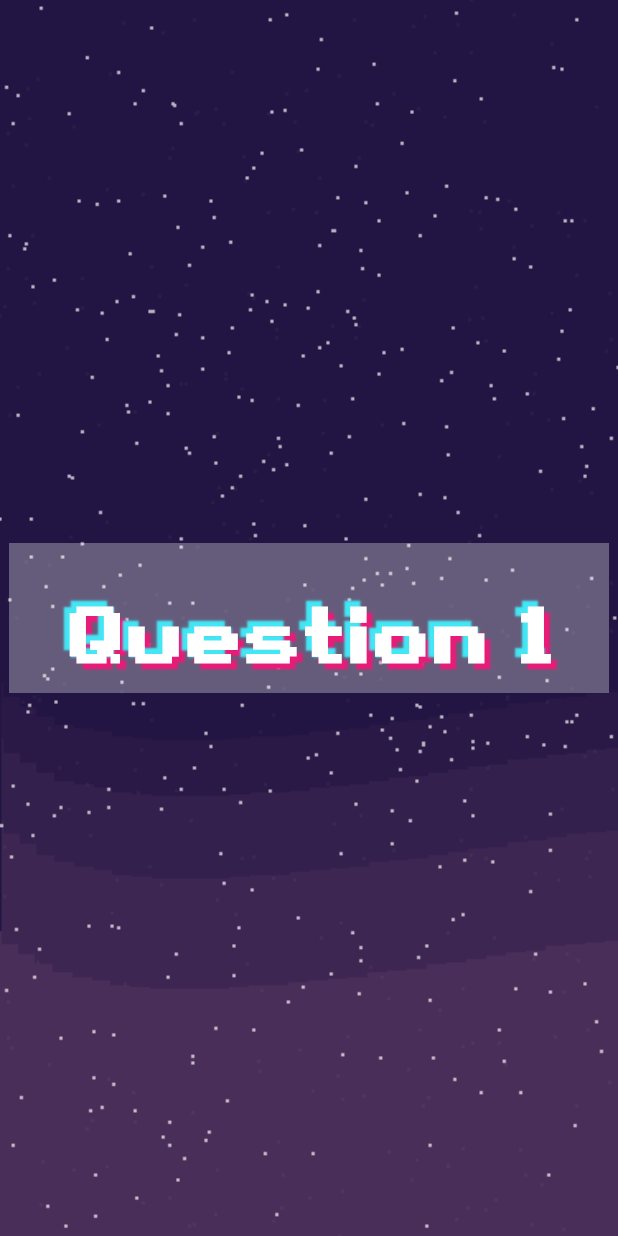
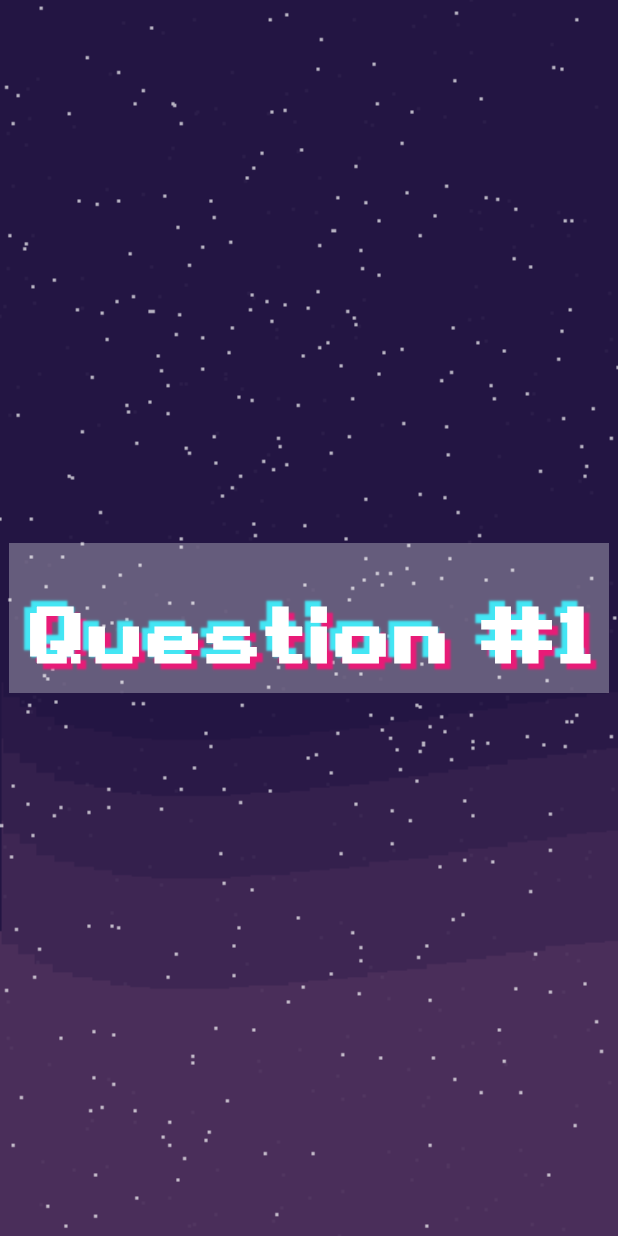
Before and after one commit to tnlong311/trivia-app, a Flutter app: the QuestionTitlePage screen opened by its route, on a phone screen of 412 x 824 dp. Run offline on Flutter 3.47's test engine with Material 2 defaults, Android fonts, the phone set to English and light mode, and no system bars; our stand-ins replace firebase_auth, firebase_core, firebase_database, get; accounts and stored records are empty.

Commit message:
overall modification to Huy's code

```diff
--- a/lib/views/pages/question_template/question_title_page.dart
+++ b/lib/views/pages/question_template/question_title_page.dart
@@ -1,10 +1,8 @@
 import 'dart:math';
 import 'package:flutter/material.dart';
 import 'package:get/get.dart';
-import 'package:get/get_core/src/get_main.dart';
-import 'package:trivia_app/consts/app_styles.dart';
-import 'package:flutter/material.dart';
 
+import '../../../controllers/game_controller.dart';
 import '../../widgets/Layer.dart';
 
 class QuestionTitlePage extends StatefulWidget {
@@ -16,7 +14,8 @@ class QuestionTitlePage extends StatefulWidget {
   State<QuestionTitlePage> createState() => _QuestionTitlePageState();
 }
 
-class _QuestionTitlePageState extends State<QuestionTitlePage> with TickerProviderStateMixin {
+class _QuestionTitlePageState extends State<QuestionTitlePage>
+    with TickerProviderStateMixin {
   late AnimationController anime;
 
   @override
@@ -24,7 +23,7 @@ class _QuestionTitlePageState extends State<QuestionTitlePage> with TickerProvid
     super.initState();
     anime =
         AnimationController(vsync: this, duration: const Duration(seconds: 6));
-    Future.delayed(Duration(seconds: 10));
+    Future.delayed(const Duration(seconds: 10));
     anime.repeat(reverse: true);
   }
 
@@ -48,6 +47,7 @@ class _QuestionTitlePageState extends State<QuestionTitlePage> with TickerProvid
   @override
   Widget build(BuildContext context) {
     final isKeyboard = MediaQuery.of(context).viewInsets.bottom != 0;
+    GameController _gameController = Get.put(GameController());
 
     return Scaffold(
       resizeToAvoidBottomInset: false,
@@ -59,13 +59,14 @@ class _QuestionTitlePageState extends State<QuestionTitlePage> with TickerProvid
           height: double.infinity,
           width: double.infinity,
         ),
-        Layer(),
+        const Layer(),
         AnimatedBuilder(
           animation: anime,
           builder: (context, _) {
             return Positioned(
               top: (MediaQuery.of(context).size.height - 100) / 2.0,
-            left: (MediaQuery.of(context).size.width - 400) / 2.0 + max(0, anime.value * 6 - 4) / 2 * 400,
+              left: (MediaQuery.of(context).size.width - 400) / 2.0 +
+                  max(0, anime.value * 6 - 4) / 2 * 400,
               child: Container(
                 color: Colors.white30,
                 width: 400,
@@ -73,42 +74,38 @@ class _QuestionTitlePageState extends State<QuestionTitlePage> with TickerProvid
                   textAlign: TextAlign.center,
                   text: TextSpan(
                       style: TextStyle(
-                      color: Colors.white.withOpacity(max(0,1 - max(0, anime.value * 6 - 4))),
+                        color: Colors.white.withOpacity(
+                            max(0, 1 - max(0, anime.value * 6 - 4))),
                         fontWeight: FontWeight.w800,
                         fontFamily: 'PixelFont',
                         letterSpacing: 0.6,
                         fontSize: 50,
                         height: 2,
-                      shadows: <Shadow> [
+                        shadows: <Shadow>[
                           Shadow(
-                          offset: Offset(4.0, 4.0),
+                            offset: const Offset(4.0, 4.0),
                             blurRadius: 1.0,
-                          color: Color.fromARGB(255, 232,27,119).withOpacity(max(0,1 - max(0, anime.value * 6 - 4))),
+                            color: const Color.fromARGB(255, 232, 27, 119)
+                                .withOpacity(
+                                    max(0, 1 - max(0, anime.value * 6 - 4))),
                           ),
                           Shadow(
-                          offset: Offset(-4.0, -4.0),
+                            offset: const Offset(-4.0, -4.0),
                             blurRadius: 1.0,
-                          color: Color.fromARGB(255, 67,230,244).withOpacity(max(0,1 - max(0, anime.value * 6 - 4))),
+                            color: const Color.fromARGB(255, 67, 230, 244)
+                                .withOpacity(
+                                    max(0, 1 - max(0, anime.value * 6 - 4))),
                           ),
                         ],
                         decoration: TextDecoration.none,
-                    ), text: "Question 1"),
+                      ),
+                      text: "Question #${_gameController.index + 1}"),
                 ),
               ),
-          );},
+            );
+          },
         ),
       ]),
-//     GameController _gameController = Get.put(GameController());
-
-//     return Scaffold(
-//       body: SafeArea(
-//         child: Center(
-//           child: Text(
-//             "Question #${_gameController.index + 1}",
-//             style: triviaHeading1,
-//           ),
-//         ),
-//       ),
     );
   }
 }
```
Also changed, not shown: lib/main.dart (+11 -14 lines), lib/views/pages/landing_page.dart (+27 -20 lines), lib/views/pages/lobby_page.dart (+8 -6 lines), lib/views/pages/team_formation_page.dart (+41 -40 lines), lib/views/widgets/TextFieldWithButton.dart (+7 -7 lines). Lines whose indentation alone changed are shown as unchanged.
